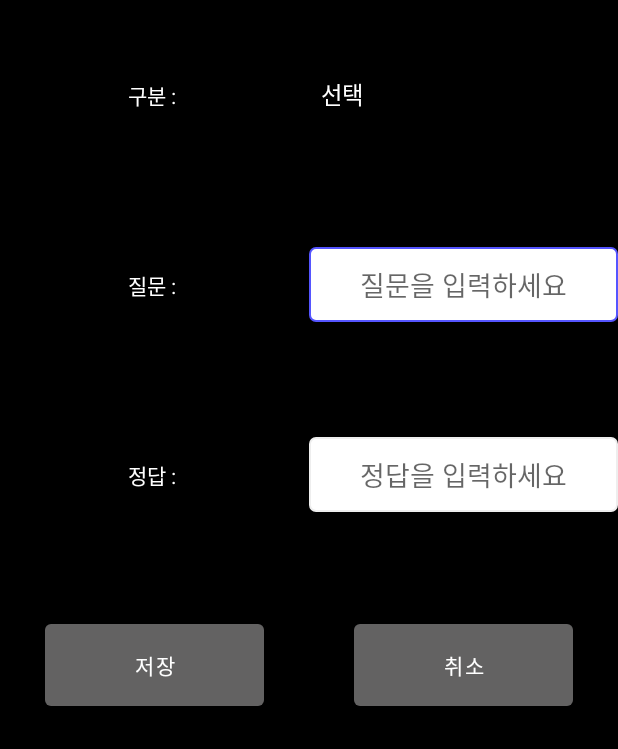
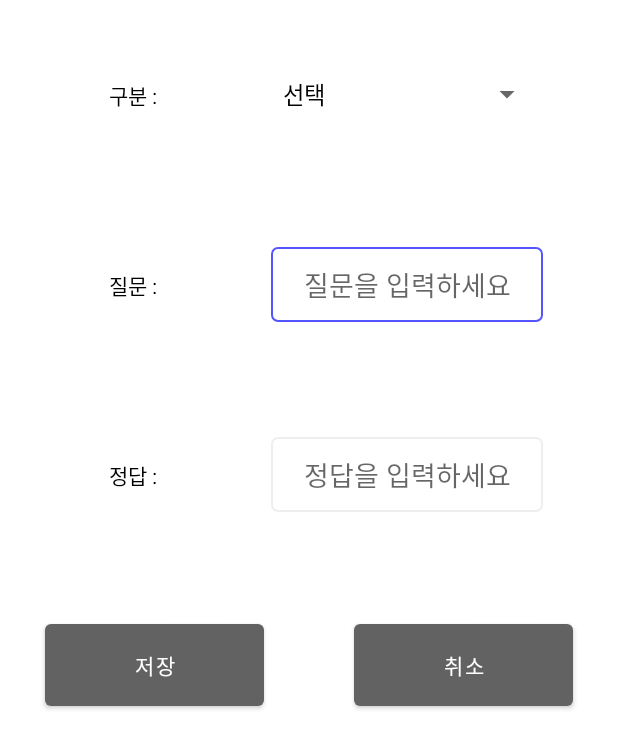
Before and after one commit to KoHyeokJoon/quizMaster, an Android app: the AddData screen opened directly, with no data from a screen before it, on a phone screen of 412 x 824 dp. Shown: the top 749 px of the screen. Run offline under Robolectric (Android 15) with nearby library versions, the light colour scheme and no system bars; our stand-ins replace Room's generated code.

```diff
--- a/app/src/main/res/layout/activity_add_data.xml
+++ b/app/src/main/res/layout/activity_add_data.xml
@@ -24,7 +24,8 @@
             android:id="@+id/queGbList"
             android:layout_width="0dp"
             android:layout_height="50dp"
-            android:layout_weight="1"></Spinner>
+            android:layout_weight="1"
+            android:layout_marginRight="50dp"></Spinner>
 
     </LinearLayout>
 
@@ -52,7 +53,8 @@
             android:hint="질문을 입력하세요"
             android:gravity="center"
             android:layout_gravity="center"
-            android:background="@drawable/edit_text_round">
+            android:background="@drawable/edit_text_round"
+            android:layout_marginRight="50dp">
 
         </EditText>
 
@@ -81,7 +83,8 @@
             android:gravity="center"
             android:layout_gravity="center"
             android:hint="정답을 입력하세요"
-            android:background="@drawable/edit_text_round">
+            android:background="@drawable/edit_text_round"
+            android:layout_marginRight="50dp">
 
         </EditText>
 
--- a/app/src/main/res/layout/activity_end_page.xml
+++ b/app/src/main/res/layout/activity_end_page.xml
@@ -32,10 +32,9 @@
             android:id="@+id/endBtn"
             android:layout_width="wrap_content"
             android:layout_height="wrap_content"
+            android:layout_marginStart="84dp"
             android:text="메인으로"
             app:layout_constraintBottom_toBottomOf="parent"
-            app:layout_constraintEnd_toStartOf="@+id/settingBtn"
-            app:layout_constraintHorizontal_bias="0.591"
             app:layout_constraintStart_toStartOf="parent"
             app:layout_constraintTop_toTopOf="parent"
             app:layout_constraintVertical_bias="0.492" />
--- a/app/src/main/res/values/themes.xml
+++ b/app/src/main/res/values/themes.xml
@@ -12,11 +12,11 @@
 
 
         <!-- background color -->
-        <item name="android:windowBackground">#000000</item>
+        <item name="android:windowBackground">#FFFFFF</item>
 
         <!-- Status bar color. -->
         <item name="android:statusBarColor">?attr/colorPrimaryVariant</item>
-        <item name="android:textColor">@color/white</item>
+        <item name="android:textColor">@color/black</item>
 
         <item name="windowNoTitle">true</item>
 
```
Also changed, not shown: app/src/main/java/com/example/quizmaster/AddData.java (+40 -0 lines), app/src/main/java/com/example/quizmaster/EndPage.java (+59 -46 lines).
